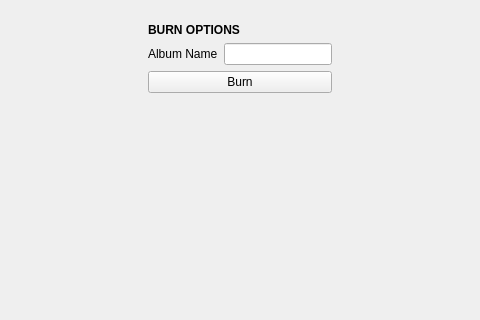
Qt form plugins/CdrdaoPlugin/burnpopover.ui (theCheeseboard/theBeat) before a commit; both pictures show x 185 to 665 and y 0 to 320 of the 850 by 477 pixel window.
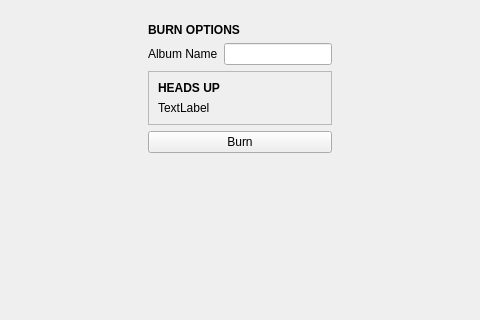
The same form after that commit. Icons and pictures are not drawn. Custom widgets are drawn as their Qt base class.

Patch:
```diff
--- a/plugins/CdrdaoPlugin/burnpopover.ui
+++ b/plugins/CdrdaoPlugin/burnpopover.ui
@@ -52,7 +52,14 @@
         </property>
        </widget>
       </item>
-      <item row="2" column="0" colspan="2">
+      <item row="1" column="0">
+       <widget class="QLabel" name="label_2">
+        <property name="text">
+         <string>Album Name</string>
+        </property>
+       </widget>
+      </item>
+      <item row="3" column="0" colspan="2">
        <widget class="QPushButton" name="burnButton">
         <property name="text">
          <string>Burn</string>
@@ -63,16 +70,47 @@
         </property>
        </widget>
       </item>
-      <item row="1" column="0">
-       <widget class="QLabel" name="label_2">
-        <property name="text">
-         <string>Album Name</string>
-        </property>
-       </widget>
-      </item>
       <item row="1" column="1">
        <widget class="QLineEdit" name="albumNameEdit"/>
       </item>
+      <item row="2" column="0" colspan="2">
+       <widget class="QFrame" name="warningFrame">
+        <property name="autoFillBackground">
+         <bool>true</bool>
+        </property>
+        <property name="frameShape">
+         <enum>QFrame::StyledPanel</enum>
+        </property>
+        <property name="frameShadow">
+         <enum>QFrame::Raised</enum>
+        </property>
+        <layout class="QVBoxLayout" name="verticalLayout_2">
+         <item>
+          <widget class="QLabel" name="label_3">
+           <property name="font">
+            <font>
+             <weight>75</weight>
+             <bold>true</bold>
+            </font>
+           </property>
+           <property name="text">
+            <string>HEADS UP</string>
+           </property>
+          </widget>
+         </item>
+         <item>
+          <widget class="QLabel" name="warningText">
+           <property name="text">
+            <string notr="true">TextLabel</string>
+           </property>
+           <property name="wordWrap">
+            <bool>true</bool>
+           </property>
+          </widget>
+         </item>
+        </layout>
+       </widget>
+      </item>
      </layout>
     </widget>
    </item>
```
